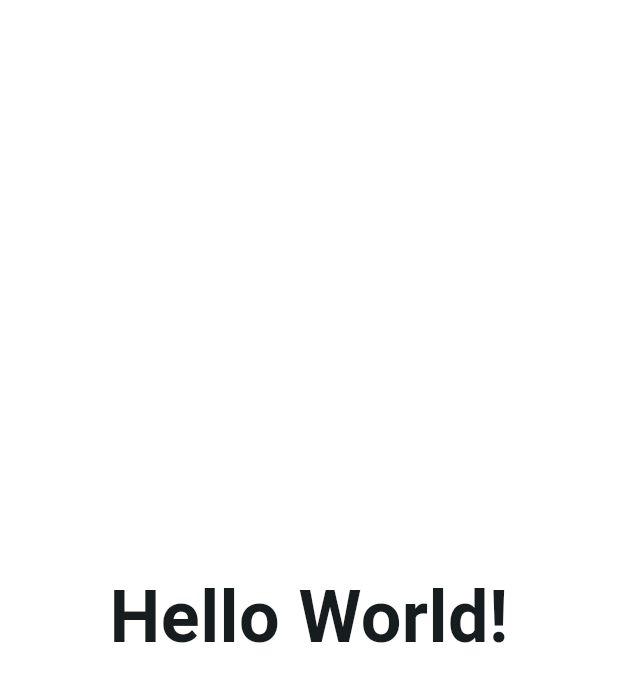
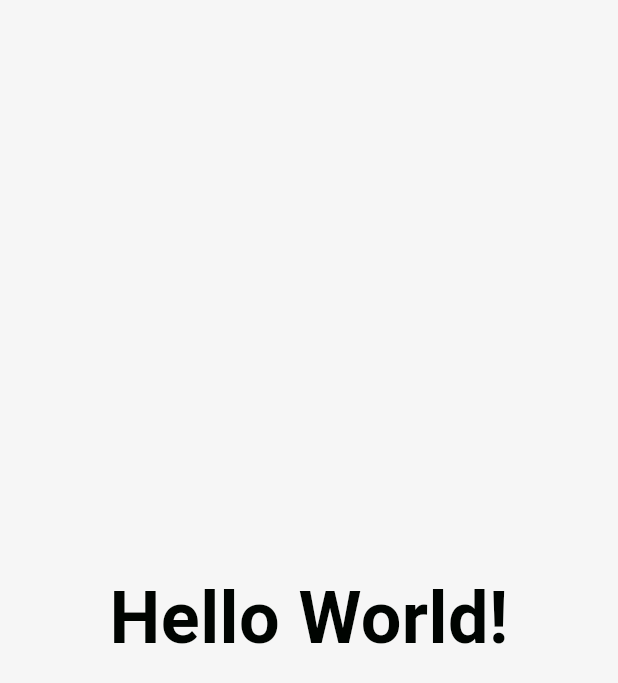
Before and after one commit to tiagotunes/marina, a Flutter app: the screen it shows after launch, on a phone screen of 412 x 824 dp. Shown: the top 683 px of the screen. Run offline on Flutter 3.47's test engine with Material 3 defaults, Android fonts, the phone set to English and light mode, and no system bars; our stand-ins replace shared_preferences; Roboto replaces fonts that are missing (Jura).

Commit message:
Few changes to remind

```diff
--- /dev/null
+++ b/marina/devtools_options.yaml
@@ -0,0 +1,3 @@
+description: This file stores settings for Dart & Flutter DevTools.
+documentation: https://docs.flutter.dev/tools/devtools/extensions#configure-extension-enablement-states
+extensions:
--- a/marina/lib/core/common/app/cache_helper.dart
+++ b/marina/lib/core/common/app/cache_helper.dart
@@ -11,7 +11,7 @@ class CacheHelper {
   static const _sessionTokenKey = 'user-session-token';
   static const _userIdKey = 'user-id';
   static const _themeModeKey = 'theme-mode';
-  static const _firstTimeKey = 'first-time';
+  static const _firstTimeKey = 'user-first-time';
 
   Future<bool> cacheSessionToken(String token) async {
     try {
@@ -46,7 +46,9 @@ class CacheHelper {
     final sessionToken = _prefs.getString(_sessionTokenKey);
     if (sessionToken case String()) {
       Cache.instance.setSessionToken(sessionToken);
-    }
+    } /*else {
+      debugPrint('getSessionToken: session does not exist');
+    }*/
     return sessionToken;
   }
 
--- a/marina/lib/core/res/media.dart
+++ b/marina/lib/core/res/media.dart
@@ -2,7 +2,7 @@ abstract class Media {
   const Media();
 
   static const _baseImage = "assets/images";
-  static const _baseLottie = "assets/lottie";
+  // static const _baseLottie = "assets/lottie";
 
   static const logo = '$_baseImage/logo.png';
 }
--- a/marina/lib/core/res/styles/colours.dart
+++ b/marina/lib/core/res/styles/colours.dart
@@ -1,4 +1,5 @@
 import 'package:flutter/material.dart';
+import 'package:marina/core/utils/core_utils.dart';
 
 abstract class Colours {
   static const Color lightThemePrimaryColour = Color(0xFF008391);
@@ -8,5 +9,14 @@ abstract class Colours {
 
   static const Color lightThemeWhiteColour = Color(0xFFFFFFFF);
 
-  static Color lightThemeBackgroundColour = Color(0xFFFFFFFF);
+  static const Color lightThemeTintStockColour = Color(0xFFF6F6F6);
+
+  static const Color darkThemeBgdDark = Color(0xFF18232A);
+
+  static Color classicAdaptiveTextColour(BuildContext context) =>
+      CoreUtils.adaptiveColour(
+        context,
+        lightModeColour: lightThemePrimaryTextColour,
+        darkModeColour: lightThemeWhiteColour,
+      );
 }
--- a/marina/lib/core/res/styles/text.dart
+++ b/marina/lib/core/res/styles/text.dart
@@ -1,15 +1,19 @@
 import 'package:flutter/widgets.dart';
 
 abstract class TextStyles {
-  static const TextStyle headingBold = TextStyle(
+  static const TextStyle heading0 = TextStyle(
     fontSize: 48,
-    fontWeight: FontWeight.w700,
-    height: 1.2,
+    fontWeight: FontWeight.bold,
   );
 
-  static const TextStyle headingBold1 = TextStyle(
-    fontSize: 24,
-    fontWeight: FontWeight.w700,
-    height: 1.5,
+  static const TextStyle heading1 = TextStyle(
+    fontSize: 40,
+    fontWeight: FontWeight.bold,
+  );
+
+  static const TextStyle body1 = TextStyle(
+    fontSize: 16,
+    fontWeight: FontWeight.w500,
+    height: 1.71, // 24px
   );
 }
--- a/marina/lib/main.dart
+++ b/marina/lib/main.dart
@@ -16,21 +16,33 @@ class MainApp extends StatelessWidget {
         seedColor: Colours.lightThemePrimaryColour,
       ),
       fontFamily: 'Jura',
-      scaffoldBackgroundColor: Colours.lightThemeBackgroundColour,
+      scaffoldBackgroundColor: Colours.lightThemeTintStockColour,
       appBarTheme: AppBarTheme(
-        backgroundColor: Colours.lightThemeBackgroundColour,
+        backgroundColor: Colours.lightThemeTintStockColour,
         foregroundColor: Colours.lightThemePrimaryTextColour,
       ),
       useMaterial3: true,
     );
+
     return MaterialApp(
-      title: 'Marina',
+      title: 'MARINA',
       themeMode: ThemeMode.system,
       theme: theme,
-      darkTheme: theme,
+      darkTheme: theme.copyWith(
+        scaffoldBackgroundColor: Colours.darkThemeBgdDark,
+        appBarTheme: const AppBarTheme(
+          backgroundColor: Colours.darkThemeBgdDark,
+          foregroundColor: Colours.lightThemeWhiteColour,
+        ),
+      ),
       home: Scaffold(
         body: Center(
-          child: Text('Hello World!', style: TextStyles.headingBold),
+          child: Text(
+            'Hello World!',
+            style: TextStyles.heading0.copyWith(
+              color: Colours.classicAdaptiveTextColour(context),
+            ),
+          ),
         ),
       ),
     );
```
Also changed, not shown: marina/pubspec.lock.
